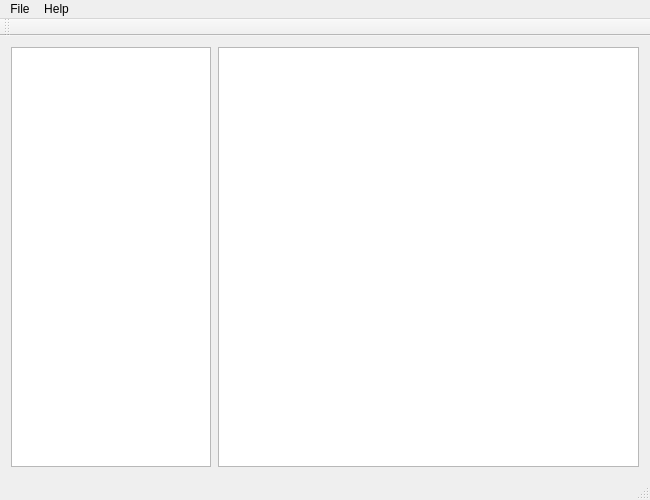
pybae/QNote, file notepad.ui: the form before one commit.
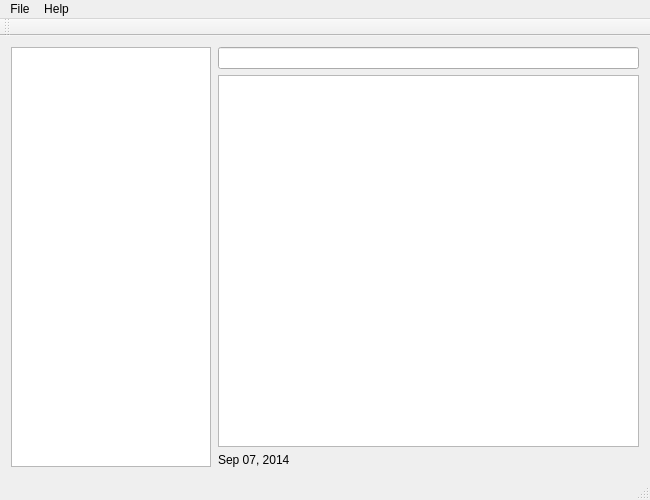
The form after the commit.

Commit message: Added date and title

```diff
--- a/notepad.ui
+++ b/notepad.ui
@@ -77,10 +77,13 @@
        </spacer>
       </item>
       <item>
-       <layout class="QVBoxLayout" name="textRegion" stretch="1">
+       <layout class="QVBoxLayout" name="textRegion" stretch="0,1,0">
         <property name="spacing">
          <number>-1</number>
         </property>
+        <item>
+         <widget class="QLineEdit" name="lineEdit"/>
+        </item>
         <item>
          <widget class="QTextEdit" name="mainTextEdit">
           <property name="sizePolicy">
@@ -91,6 +94,13 @@
           </property>
          </widget>
         </item>
+        <item>
+         <widget class="QLabel" name="label">
+          <property name="text">
+           <string>Sep 07, 2014</string>
+          </property>
+         </widget>
+        </item>
        </layout>
       </item>
      </layout>
```
